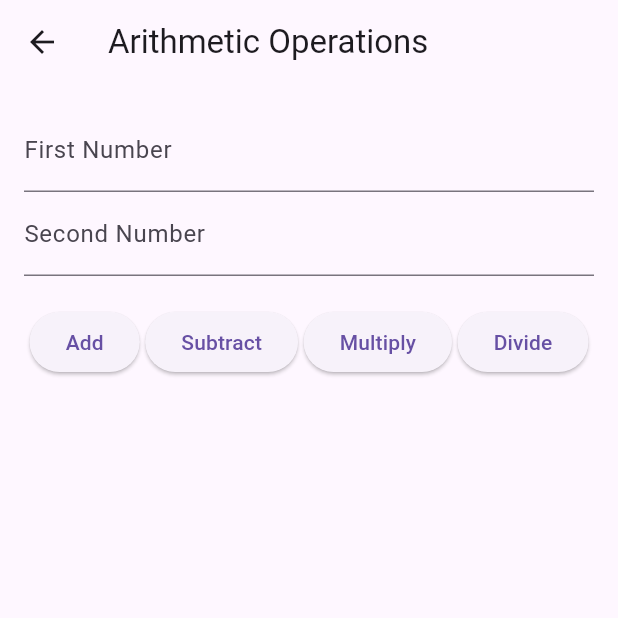
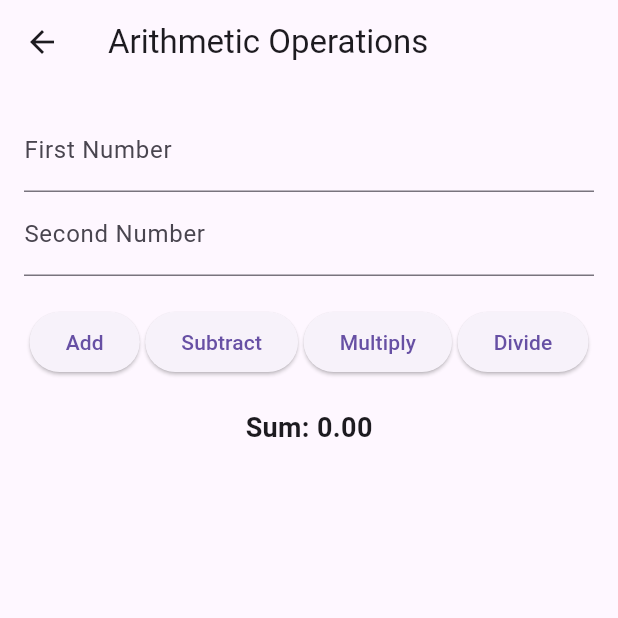
Before and after one commit to HasEEnaEEby/first_assingement, a Flutter app: the Arithmetic screen opened directly, after a tap on "Add", on a phone screen of 412 x 824 dp, the top half of it. Run offline on Flutter 3.47's test engine with Material 3 defaults, Android fonts, the phone set to English and light mode, and no system bars.

```diff
--- a/lib/screen/arithmetic.dart
+++ b/lib/screen/arithmetic.dart
@@ -1,9 +1,47 @@
 import 'package:flutter/material.dart';
 
-class Arithmetic extends StatelessWidget {
+class Arithmetic extends StatefulWidget {
+  const Arithmetic({super.key});
+
+  @override
+  // ignore: library_private_types_in_public_api
+  _ArithmeticState createState() => _ArithmeticState();
+}
+
+class _ArithmeticState extends State<Arithmetic> {
   final TextEditingController num1Controller = TextEditingController();
   final TextEditingController num2Controller = TextEditingController();
   String result = "";
+
+  void performOperation(String operation) {
+    double num1 = double.tryParse(num1Controller.text) ?? 0.0;
+    double num2 = double.tryParse(num2Controller.text) ?? 0.0;
+
+    double calcResult;
+
+    switch (operation) {
+      case 'add':
+        calcResult = num1 + num2;
+        result = "Sum: ${calcResult.toStringAsFixed(2)}";
+        break;
+      case 'subtract':
+        calcResult = num1 - num2;
+        result = "Difference: ${calcResult.toStringAsFixed(2)}";
+        break;
+      case 'multiply':
+        calcResult = num1 * num2;
+        result = "Product: ${calcResult.toStringAsFixed(2)}";
+        break;
+      case 'divide':
+        calcResult = num2 != 0 ? num1 / num2 : double.infinity;
+        result = num2 != 0
+            ? "Division: ${calcResult.toStringAsFixed(2)}"
+            : "Cannot divide by zero";
+        break;
+    }
+
+    setState(() {});
+  }
 
   @override
   Widget build(BuildContext context) {
@@ -30,45 +68,28 @@ class Arithmetic extends StatelessWidget {
               mainAxisAlignment: MainAxisAlignment.spaceEvenly,
               children: <Widget>[
                 ElevatedButton(
-                  onPressed: () {
-                    double num1 = double.parse(num1Controller.text);
-                    double num2 = double.parse(num2Controller.text);
-                    double sum = num1 + num2;
-                    result = "Sum: \$${sum.toStringAsFixed(2)}";
-                  },
+                  onPressed: () => performOperation('add'),
                   child: const Text('Add'),
                 ),
                 ElevatedButton(
-                  onPressed: () {
-                    double num1 = double.parse(num1Controller.text);
-                    double num2 = double.parse(num2Controller.text);
-                    double diff = num1 - num2;
-                    result = "Difference: \$${diff.toStringAsFixed(2)}";
-                  },
+                  onPressed: () => performOperation('subtract'),
                   child: const Text('Subtract'),
                 ),
                 ElevatedButton(
-                  onPressed: () {
-                    double num1 = double.parse(num1Controller.text);
-                    double num2 = double.parse(num2Controller.text);
-                    double prod = num1 * num2;
-                    result = "Product: \$${prod.toStringAsFixed(2)}";
-                  },
+                  onPressed: () => performOperation('multiply'),
                   child: const Text('Multiply'),
                 ),
                 ElevatedButton(
-                  onPressed: () {
-                    double num1 = double.parse(num1Controller.text);
-                    double num2 = double.parse(num2Controller.text);
-                    double div = num1 / num2;
-                    result = "Division: \$${div.toStringAsFixed(2)}";
-                  },
+                  onPressed: () => performOperation('divide'),
                   child: const Text('Divide'),
                 ),
               ],
             ),
             const SizedBox(height: 20),
-            Text(result),
+            Text(
+              result,
+              style: const TextStyle(fontSize: 18, fontWeight: FontWeight.bold),
+            ),
           ],
         ),
       ),
```
